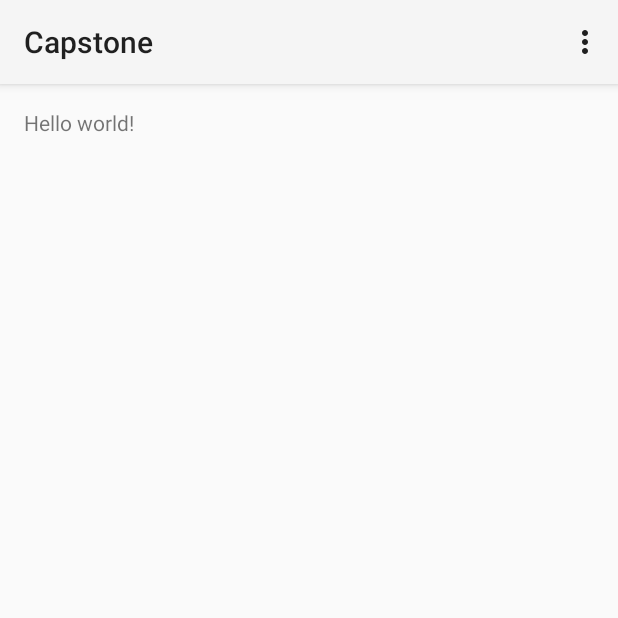
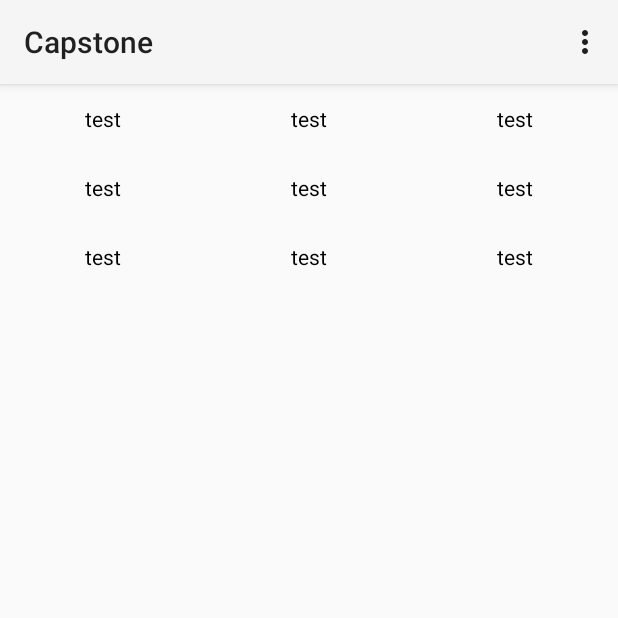
Before and after one commit to briblanch/roomroom, an Android app: the screen it shows after launch (MyActivity), on a phone screen of 412 x 824 dp, the top half of it. Run offline under Robolectric (Android 15) with nearby library versions, the phone set to English and light mode, and no system bars.

Commit message:
ui-implementation: basic centered table completed

```diff
--- a/Capstone/app/src/main/java/unknowndev/com/capstone/MyActivity.java
+++ b/Capstone/app/src/main/java/unknowndev/com/capstone/MyActivity.java
@@ -3,14 +3,20 @@ package unknowndev.com.capstone;
 import android.app.Activity;
 import android.app.ActionBar;
 import android.app.Fragment;
+import android.content.Context;
+import android.graphics.Color;
 import android.os.Bundle;
+import android.view.Gravity;
 import android.view.LayoutInflater;
 import android.view.Menu;
 import android.view.MenuItem;
 import android.view.View;
 import android.view.ViewGroup;
 import android.os.Build;
-
+import android.widget.RelativeLayout;
+import android.widget.TableLayout;
+import android.widget.TableRow;
+import android.widget.TextView;
 
 
 public class MyActivity extends Activity {
@@ -50,6 +56,8 @@ public class MyActivity extends Activity {
      * A placeholder fragment containing a simple view.
      */
     public static class PlaceholderFragment extends Fragment {
+        public RelativeLayout relativeLayout;
+        public Context mContext;
 
         public PlaceholderFragment() {
         }
@@ -58,6 +66,31 @@ public class MyActivity extends Activity {
         public View onCreateView(LayoutInflater inflater, ViewGroup container,
                 Bundle savedInstanceState) {
             View rootView = inflater.inflate(R.layout.fragment_my, container, false);
+
+            // table creation
+            mContext = getActivity().getApplicationContext();
+            TableLayout tableLayout = new TableLayout(mContext);
+            tableLayout.setGravity(Gravity.CENTER_HORIZONTAL);
+            tableLayout.setStretchAllColumns(true);
+            TableRow tableRow;
+            TextView textView;
+
+            for(int i = 0; i < 3; i++) {
+                tableRow = new TableRow(mContext);
+                for(int j = 0; j < 3; j++) {
+                    textView = new TextView(mContext);
+                    textView.setTextColor(Color.BLACK);
+                    textView.setText("test");
+                    textView.setGravity(Gravity.CENTER);
+                    textView.setPadding(20, 20, 20, 20);
+                    tableRow.addView(textView);
+                }
+
+                tableLayout.addView(tableRow);
+            }
+
+            getActivity().setContentView(tableLayout);
+
             return rootView;
         }
     }
--- a/Capstone/app/src/main/res/layout/fragment_my.xml
+++ b/Capstone/app/src/main/res/layout/fragment_my.xml
@@ -7,10 +7,4 @@
     android:paddingTop="@dimen/activity_vertical_margin"
     android:paddingBottom="@dimen/activity_vertical_margin"
     tools:context=".MyActivity$PlaceholderFragment">
-
-    <TextView
-        android:text="@string/hello_world"
-        android:layout_width="wrap_content"
-        android:layout_height="wrap_content" />
-
 </RelativeLayout>
```
